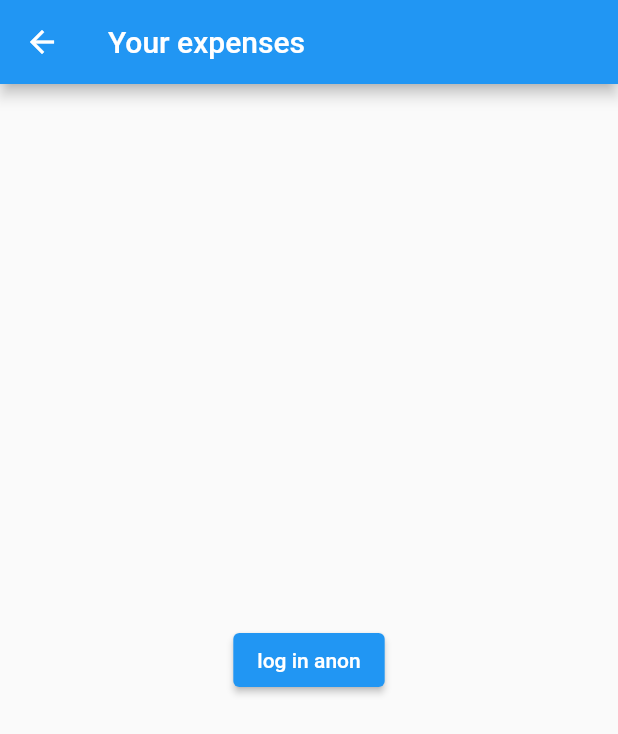
After one commit to msjtw/listSplit, a Flutter app: the screen it shows after launch, item 3 of the bottom bar chosen, after a tap on "log in", on a phone screen of 412 x 824 dp. The commit adds this screen. Shown: the top 734 px of the screen. Run offline on Flutter 3.47's test engine with Material 2 defaults, Android fonts, the phone set to English and light mode, and no system bars; our stand-ins replace firebase_auth, firebase_core, flutter_riverpod, objectbox; accounts and stored records are empty; generated files the repository leaves out were written again.

Commit message:
working toards firebase login

```diff
--- a/lib/main.dart
+++ b/lib/main.dart
@@ -7,10 +7,14 @@ import 'services/save/objectbox.dart';
 import 'package:firebase_core/firebase_core.dart';
 import 'firebase_options.dart';
 
+import 'services/firebase/auth_service.dart';
+
 //import 'theme.dart';
 import 'views/alllistview.dart';
+import 'views/socialview.dart';
 
 late ObjectBox objectbox;
+late AuthService firebaseAuth;
 
 Future<void> main() async {
   WidgetsFlutterBinding.ensureInitialized();
@@ -20,6 +24,7 @@ Future<void> main() async {
   );
 
   objectbox = await ObjectBox.create();
+  firebaseAuth = AuthService();
 
   runApp(
     const ProviderScope(
@@ -70,6 +75,8 @@ class HomePage extends ConsumerWidget {
         return const AllListView();
       case 1:
         return const SpendingView();
+      case 2:
+        return const SocialView();
     }
     return Container();
   }
--- /dev/null
+++ b/lib/providers/authprovider.dart
@@ -0,0 +1,19 @@
+import 'package:flutter_riverpod/flutter_riverpod.dart';
+import 'package:firebase_auth/firebase_auth.dart';
+import 'package:list_split/main.dart';
+
+class UserNotifier extends Notifier<User?> {
+  @override
+  User? build() {
+    return null;
+  }
+
+  void anonSingIn() async {
+    print('a tu');
+    state = await firebaseAuth.anonSingIn();
+  }
+}
+
+final userProvider = NotifierProvider<UserNotifier, User?>(() {
+  return UserNotifier();
+});
--- a/lib/services/bnb.dart
+++ b/lib/services/bnb.dart
@@ -31,6 +31,10 @@ class _BNBState extends ConsumerState<BNB> {
           icon: Icon(Icons.payments),
           label: 'Spendings',
         ),
+        BottomNavigationBarItem(
+          icon: Icon(Icons.payments),
+          label: 'Social',
+        ),
       ],
       currentIndex: _selectedIndex,
       onTap: (int index) =>
--- /dev/null
+++ b/lib/views/auth_views/login_view.dart
@@ -0,0 +1,35 @@
+import 'package:flutter/material.dart';
+import 'package:flutter_riverpod/flutter_riverpod.dart';
+import 'package:list_split/providers/authprovider.dart';
+
+class LoginView extends ConsumerStatefulWidget {
+  const LoginView({super.key});
+
+  @override
+  ConsumerState<ConsumerStatefulWidget> createState() => _LoginViewState();
+}
+
+class _LoginViewState extends ConsumerState<LoginView> {
+  @override
+  Widget build(BuildContext context) {
+    return Scaffold(
+      appBar: AppBar(
+        title: const Text('Your expenses'),
+      ),
+      body: Center(
+        child: ElevatedButton(
+          onPressed: () {
+            ref.read(userProvider.notifier).anonSingIn;
+            var user = ref.read(userProvider);
+            if (user != null) {
+              Navigator.pop(context);
+            } else {
+              print(user);
+            }
+          },
+          child: const Text('log in anon'),
+        ),
+      ),
+    );
+  }
+}
--- /dev/null
+++ b/lib/views/socialview.dart
@@ -0,0 +1,65 @@
+import 'package:firebase_auth/firebase_auth.dart';
+import 'package:flutter/material.dart';
+import 'package:flutter_riverpod/flutter_riverpod.dart';
+import 'package:list_split/providers/authprovider.dart';
+import 'package:list_split/views/auth_views/login_view.dart';
+
+import '../services/bnb.dart';
+
+class SocialView extends ConsumerStatefulWidget {
+  const SocialView({super.key});
+
+  @override
+  ConsumerState<ConsumerStatefulWidget> createState() => _SocialViewState();
+}
+
+class _SocialViewState extends ConsumerState<SocialView> {
+  // if (user == null) {
+  //   Navigator.of(context).push(
+  //     MaterialPageRoute(
+  //       builder: (context) => const LoginView(),
+  //     ),
+  //   );
+  // }
+
+  @override
+  Widget build(BuildContext context) {
+    User? user = ref.watch(userProvider);
+
+    return Scaffold(
+      appBar: AppBar(
+        title: const Text('Your groups'),
+      ),
+      bottomNavigationBar: const BNB(),
+      body: user != null ? socialView(context, user) : loginView(context),
+    );
+  }
+
+  Widget loginView(context) {
+    return Center(
+      child: Column(
+        mainAxisAlignment: MainAxisAlignment.center,
+        children: [
+          ElevatedButton(
+            onPressed: () {
+              Navigator.of(context).push(
+                MaterialPageRoute(
+                  builder: (context) => const LoginView(),
+                ),
+              );
+            },
+            child: const Text('log in'),
+          ),
+          TextButton(
+            onPressed: () {},
+            child: const Text('create account'),
+          ),
+        ],
+      ),
+    );
+  }
+
+  Widget socialView(context, user) {
+    return Container();
+  }
+}
--- a/lib/views/spendingview.dart
+++ b/lib/views/spendingview.dart
@@ -2,7 +2,6 @@ import 'package:flutter/material.dart';
 import 'package:flutter_riverpod/flutter_riverpod.dart';
 import 'package:list_split/services/save/objectbox.g.dart';
 
-import '../providers/currentviewprovider.dart';
 import '../services/bnb.dart';
 
 class SpendingView extends ConsumerStatefulWidget {
```
Also changed, not shown: lib/services/firebase/auth_service.dart (added, +22 -0 lines), lib/services/save/objectbox-model.json (+22 -22 lines), lib/views/alllistview.dart (+5 -2 lines), pubspec.yaml (+4 -3 lines), lib/services/save/objectbox.g.dart, pubspec.lock, 4 other files.
